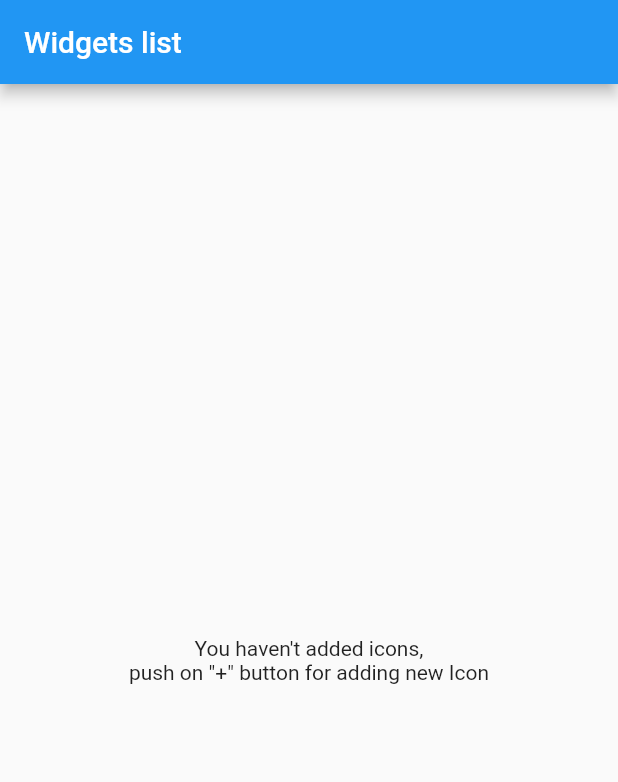
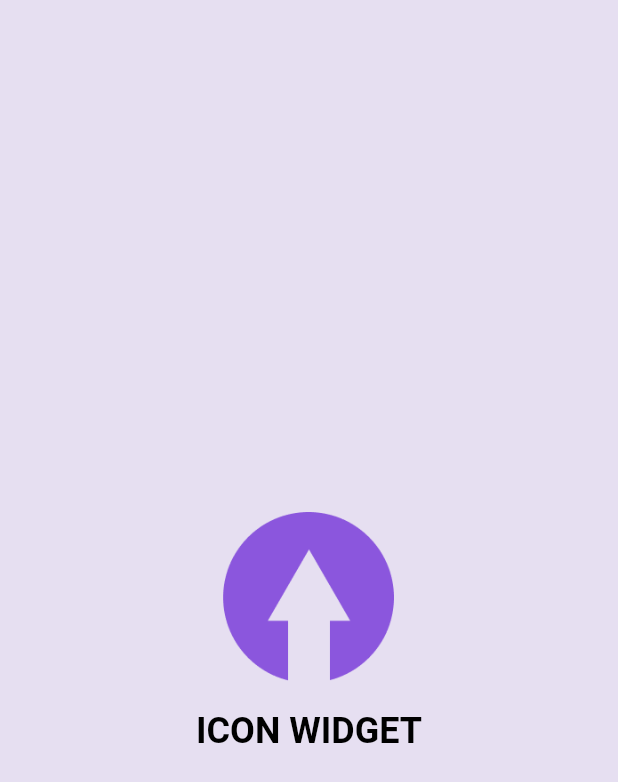
Before and after one commit to agaDeonix/flutter_widget_icon, a Flutter app: the first screen one second after launch, on a phone screen of 412 x 824 dp. Shown: the top 782 px of the screen. Run offline on Flutter 3.47's test engine with Material 2 defaults, Android fonts, the phone set to English and light mode, and no system bars; our stand-ins replace flutter_colorpicker, flutter_svg, image_picker, shared_preferences; missing offline and left inert: home_widget, receive_intent.

Commit message:
fixed android icon; reworked splash and arguments for new and edit;

```diff
--- a/lib/main.dart
+++ b/lib/main.dart
@@ -1,10 +1,10 @@
-import 'package:flutter/foundation.dart';
 import 'package:flutter/material.dart';
 import 'package:flutter/services.dart';
 import 'package:receive_intent/receive_intent.dart';
 import 'package:shared_preferences/shared_preferences.dart';
 import 'package:widget_icon/ui/editWidget/edit_icon.dart';
 import 'package:widget_icon/ui/newWidget/new_icon.dart';
+import 'package:widget_icon/ui/splash/splash.dart';
 import 'package:widget_icon/ui/widgets_list/widgets_list.dart';
 
 void main() {
@@ -17,89 +17,17 @@ class MyApp extends StatefulWidget {
 }
 
 class _MyAppState extends State<MyApp> {
-  var isWait = true;
-  var isNewIconMode = false;
-  var isEditIconMode = false;
-  var widgetId = "";
-
-  @override
-  void initState() {
-    // TODO: implement initState
-    super.initState();
-    isWait = true;
-    _initReceiveIntent(context);
-  }
-
   // This widget is the root of your application.
   @override
   Widget build(BuildContext context) {
-    if (isWait) {
-      return Column(
-        mainAxisAlignment: MainAxisAlignment.center,
-        children: <Widget>[
-          SizedBox(
-            width: 50,
-            height: 50,
-            child: CircularProgressIndicator(
-              strokeWidth: 5,
-              backgroundColor: Colors.white,
-              valueColor: new AlwaysStoppedAnimation<Color>(Colors.blue),
-            ),
-          ),
-        ],
-      );
-      // return MaterialApp(
-      //   title: 'Widget icon',
-      //   home: Scaffold(
-      //     appBar: AppBar(
-      //       // Here we take the value from the MyHomePage object that was created by
-      //       // the App.build method, and use it to set our appbar title.
-      //       title: Text("Widgets list"),
-      //     ),
-      //     body: Column(
-      //       mainAxisAlignment: MainAxisAlignment.center,
-      //       children: <Widget>[
-      //         SizedBox(
-      //           width: 50,
-      //           height: 50,
-      //           child: CircularProgressIndicator(
-      //             strokeWidth: 5,
-      //             backgroundColor: Colors.white,
-      //             valueColor: new AlwaysStoppedAnimation<Color>(Colors.blue),
-      //           ),
-      //         ),
-      //       ],
-      //     ),
-      //   ),
-      //   theme: ThemeData(
-      //     primarySwatch: Colors.blue,
-      //   ),
-      // );
-    } else {
-      if (isNewIconMode) {
     return MaterialApp(
-          title: 'Widget icon',
-          home: NewIconScreen(widgetId),
-          theme: ThemeData(
-            primarySwatch: Colors.blue,
-          ),
-        );
-      } else if (isEditIconMode) {
-        return MaterialApp(
-          title: 'Widget icon',
-          home: EditIconScreen(widgetId),
-          theme: ThemeData(
-            primarySwatch: Colors.blue,
-          ),
-        );
-      } else {
-        return MaterialApp(
-          title: 'Widget icon',
-          initialRoute: '/',
+      title: 'ICON WIDGET',
+      initialRoute: "/splash",
       routes: {
-            '/': (context) => WidgetsListScreen(),
-            '/add_new': (context) => NewIconScreen(null),
-            '/edit': (context) => EditIconScreen(null),
+        '/splash': (context) => SplashScreen(),
+        '/list': (context) => WidgetsListScreen(),
+        '/add_new': (context) => NewIconScreen(),
+        '/edit': (context) => EditIconScreen(),
       },
       theme: ThemeData(
         primarySwatch: Colors.blue,
@@ -107,34 +35,3 @@ class _MyAppState extends State<MyApp> {
     );
   }
 }
-  }
-
-  Future<void> _initReceiveIntent(BuildContext context) async {
-    // Platform messages may fail, so we use a try/catch PlatformException.
-    var isNewValue = false;
-    var isEditValue = false;
-    try {
-      final receivedIntent = await ReceiveIntent.getInitialIntent();
-      if (receivedIntent != null && receivedIntent.action == "android.appwidget.action.APPWIDGET_CONFIGURE") {
-        widgetId = receivedIntent.extra!["appWidgetId"].toString();
-        var prefs = await SharedPreferences.getInstance();
-        var widgetName = prefs.getString("name_$widgetId") ?? "";
-        var widgetPath = prefs.getString("path_$widgetId") ?? "";
-        if (widgetName.isNotEmpty && widgetPath.isNotEmpty) {
-          isEditValue = true;
-        } else {
-          isNewValue = true;
-        }
-      }
-      // Validate receivedIntent and warn the user, if it is not correct,
-      // but keep in mind it could be `null` or "empty"(`receivedIntent.isNull`).
-    } on PlatformException {
-      // Handle exception
-    }
-    isWait = false;
-    setState(() {
-      isNewIconMode = isNewValue;
-      isEditIconMode = isEditValue;
-    });
-  }
-}
--- /dev/null
+++ b/lib/ui/splash/splash.dart
@@ -0,0 +1,82 @@
+import 'dart:io';
+
+import 'package:flutter/cupertino.dart';
+import 'package:flutter/material.dart';
+import 'package:flutter/services.dart';
+import 'package:flutter_colorpicker/flutter_colorpicker.dart';
+import 'package:flutter_svg/flutter_svg.dart';
+import 'package:home_widget/home_widget.dart';
+import 'package:image_picker/image_picker.dart';
+import 'package:receive_intent/receive_intent.dart';
+import 'package:shared_preferences/shared_preferences.dart';
+import 'dart:developer' as developer;
+
+import 'package:widget_icon/ui/editWidget/edit_icon.dart';
+import 'package:widget_icon/ui/newWidget/new_icon.dart';
+
+class SplashScreen extends StatefulWidget {
+  @override
+  _SplashScreenState createState() => _SplashScreenState();
+}
+
+class _SplashScreenState extends State<SplashScreen> {
+
+  @override
+  void initState() {
+    super.initState();
+    _initReceiveIntent(context);
+  }
+
+  @override
+  Widget build(BuildContext context) {
+    return Scaffold(
+        body: Container(
+      color: Color.fromARGB(255, 230, 223, 241),
+      child: Row(
+        mainAxisAlignment: MainAxisAlignment.center,
+        children: [
+          Column(
+            mainAxisAlignment: MainAxisAlignment.center,
+            children: <Widget>[
+              Image.asset("assets/images/ic_splash.png", width: 150, height: 150, fit: BoxFit.cover),
+              Text("ICON WIDGET", style: const TextStyle(color: Colors.black, fontSize: 24, fontWeight: FontWeight.bold )),
+            ],
+          ),
+        ],
+      ),
+    ));
+  }
+
+  Future<void> _initReceiveIntent(BuildContext context) async {
+    // Platform messages may fail, so we use a try/catch PlatformException.
+    var isNewValue = false;
+    var isEditValue = false;
+    String? widgetId = null;
+    try {
+      final receivedIntent = await ReceiveIntent.getInitialIntent();
+      if (receivedIntent != null && receivedIntent.action == "android.appwidget.action.APPWIDGET_CONFIGURE") {
+        widgetId = receivedIntent.extra!["appWidgetId"].toString();
+        var prefs = await SharedPreferences.getInstance();
+        var widgetName = prefs.getString("name_$widgetId") ?? "";
+        var widgetPath = prefs.getString("path_$widgetId") ?? "";
+        if (widgetName.isNotEmpty && widgetPath.isNotEmpty) {
+          isEditValue = true;
+        } else {
+          isNewValue = true;
+        }
+      }
+    } on PlatformException {}
+
+    await Future.delayed(Duration(seconds: 1));
+    setState(() {
+        if (isNewValue) {
+          Navigator.pushReplacementNamed(context, "/add_new", arguments: NewIconArguments(widgetId, true));
+        } else if (isEditValue) {
+          Navigator.pushReplacementNamed(context, "/edit", arguments: EditIconArguments(widgetId, true));
+        } else {
+          Navigator.pushReplacementNamed(context, "/list");
+        }
+    });
+  }
+
+}
--- a/lib/ui/widgets_list/widgets_list.dart
+++ b/lib/ui/widgets_list/widgets_list.dart
@@ -5,6 +5,8 @@ import 'package:flutter/material.dart';
 import 'package:flutter/services.dart';
 import 'package:home_widget/home_widget.dart';
 import 'package:shared_preferences/shared_preferences.dart';
+import 'package:widget_icon/ui/editWidget/edit_icon.dart';
+import 'package:widget_icon/ui/newWidget/new_icon.dart';
 
 class WidgetsListScreen extends StatefulWidget {
   @override
@@ -83,13 +85,13 @@ class _WidgetsListScreenState extends State<WidgetsListScreen> {
   }
 
   void _addNew() {
-    Navigator.pushNamed(context, '/add_new').then((value) {
+    Navigator.pushNamed(context, '/add_new', arguments: NewIconArguments(null, false)).then((value) {
       setState(() {});
     });
   }
 
   void _editItem(String id) {
-    Navigator.pushNamed(context, '/edit', arguments: id).then((value) {
+    Navigator.pushNamed(context, '/edit', arguments: EditIconArguments(id, false)).then((value) {
       setState(() {});
     });
   }
@@ -115,14 +117,13 @@ class _WidgetsListScreenState extends State<WidgetsListScreen> {
       appBar: AppBar(
         // Here we take the value from the MyHomePage object that was created by
         // the App.build method, and use it to set our appbar title.
-        title: Text("Widgets list"),
+        title: Text("Виджеты"),
       ),
       body: Center(
         // Center is a layout widget. It takes a single child and positions it
         // in the middle of the parent.
         child: _prefs == null && _isSupportAddWidget == null ? _initLoading() : (_ids.isEmpty ? _initEmpty() : _initList()),
       ),
-      floatingActionButton: _isSupportAddWidget == null || _isSupportAddWidget == false ? SizedBox() : FloatingActionButton(onPressed: _addNew, tooltip: 'Add new widget', child: Icon(Icons.add)), // This
     );
   }
 
```
Also changed, not shown: lib/ui/editWidget/edit_icon.dart (+27 -23 lines), lib/ui/newWidget/new_icon.dart (+20 -10 lines), assets/images/ic_splash.png (added), 20 other files. Lines whose indentation alone changed are shown as unchanged.
